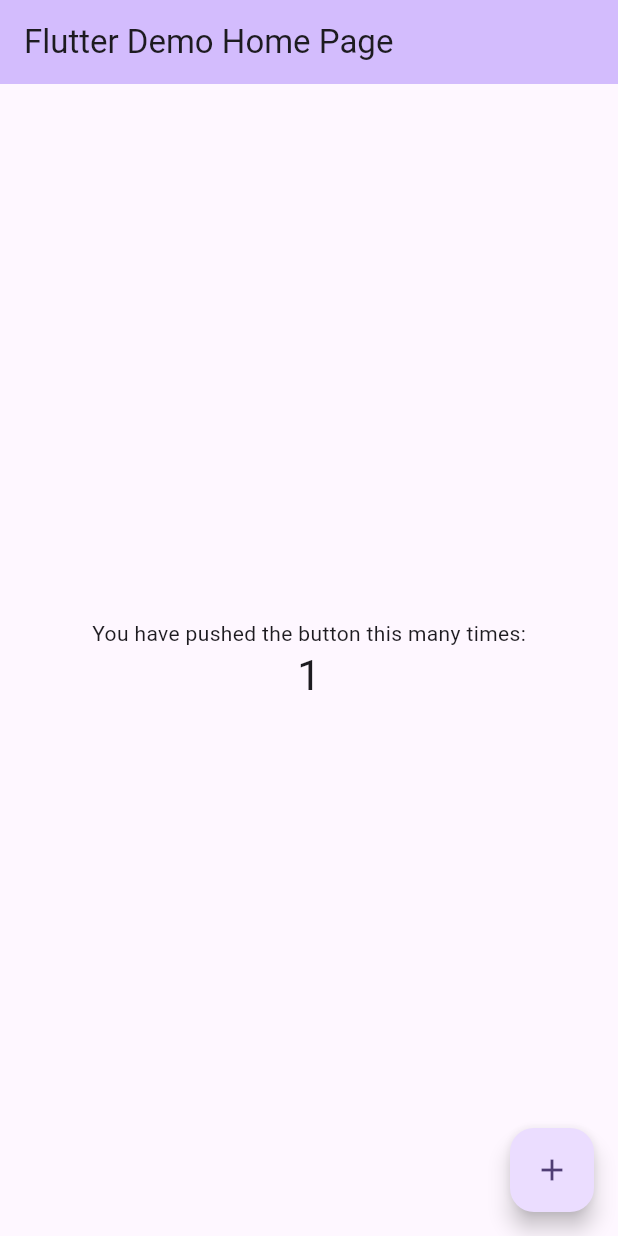
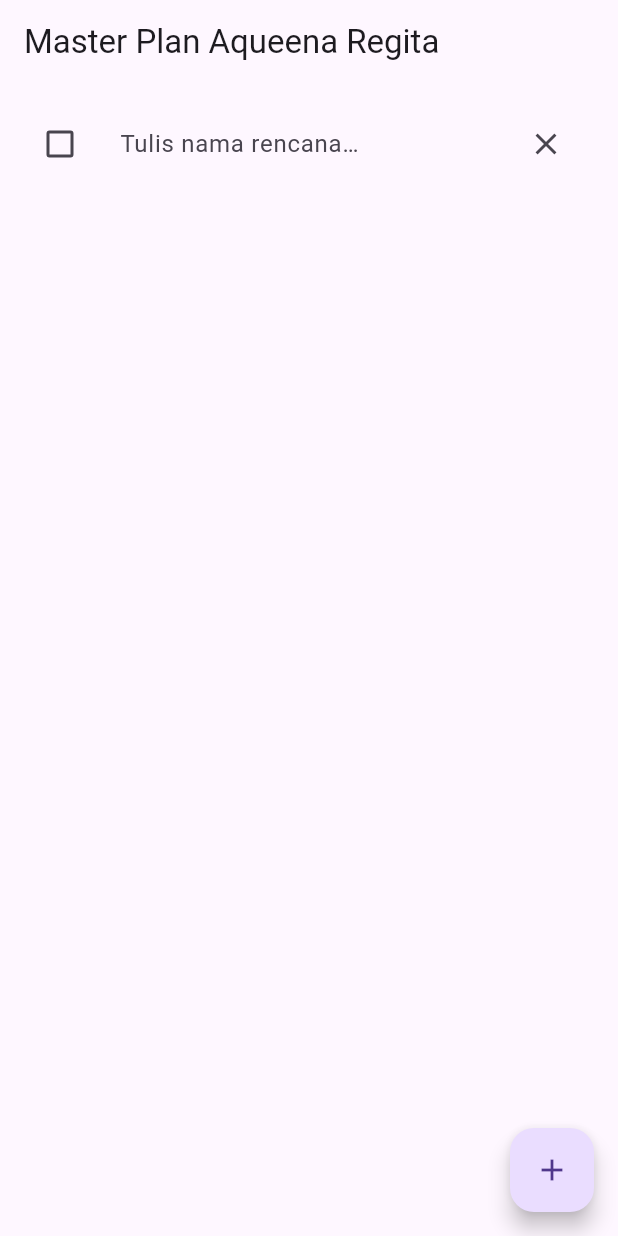
Before and after one commit to aqwenaaa/master_plan, a Flutter app: the screen it shows after launch, after a tap on the "add" icon, on a phone screen of 412 x 824 dp. Run offline on Flutter 3.47's test engine with Material 3 defaults, Android fonts, the phone set to English and light mode, and no system bars.

Commit message:
Praktikum 1: Dasar State dengan Model-View

```diff
--- a/lib/main.dart
+++ b/lib/main.dart
@@ -1,122 +1,16 @@
 import 'package:flutter/material.dart';
+import './views/plan_screen.dart';
 
-void main() {
-  runApp(const MyApp());
-}
+void main() => runApp(MasterPlanApp());
 
-class MyApp extends StatelessWidget {
-  const MyApp({super.key});
+class MasterPlanApp extends StatelessWidget {
+  const MasterPlanApp({super.key});
 
-  // This widget is the root of your application.
   @override
   Widget build(BuildContext context) {
     return MaterialApp(
-      title: 'Flutter Demo',
-      theme: ThemeData(
-        // This is the theme of your application.
-        //
-        // TRY THIS: Try running your application with "flutter run". You'll see
-        // the application has a purple toolbar. Then, without quitting the app,
-        // try changing the seedColor in the colorScheme below to Colors.green
-        // and then invoke "hot reload" (save your changes or press the "hot
-        // reload" button in a Flutter-supported IDE, or press "r" if you used
-        // the command line to start the app).
-        //
-        // Notice that the counter didn't reset back to zero; the application
-        // state is not lost during the reload. To reset the state, use hot
-        // restart instead.
-        //
-        // This works for code too, not just values: Most code changes can be
-        // tested with just a hot reload.
-        colorScheme: ColorScheme.fromSeed(seedColor: Colors.deepPurple),
-      ),
-      home: const MyHomePage(title: 'Flutter Demo Home Page'),
+     theme: ThemeData(primarySwatch: Colors.purple),
+     home: PlanScreen(),
     );
   }
 }
-
-class MyHomePage extends StatefulWidget {
-  const MyHomePage({super.key, required this.title});
-
-  // This widget is the home page of your application. It is stateful, meaning
-  // that it has a State object (defined below) that contains fields that affect
-  // how it looks.
-
-  // This class is the configuration for the state. It holds the values (in this
-  // case the title) provided by the parent (in this case the App widget) and
-  // used by the build method of the State. Fields in a Widget subclass are
-  // always marked "final".
-
-  final String title;
-
-  @override
-  State<MyHomePage> createState() => _MyHomePageState();
-}
-
-class _MyHomePageState extends State<MyHomePage> {
-  int _counter = 0;
-
-  void _incrementCounter() {
-    setState(() {
-      // This call to setState tells the Flutter framework that something has
-      // changed in this State, which causes it to rerun the build method below
-      // so that the display can reflect the updated values. If we changed
-      // _counter without calling setState(), then the build method would not be
-      // called again, and so nothing would appear to happen.
-      _counter++;
-    });
-  }
-
-  @override
-  Widget build(BuildContext context) {
-    // This method is rerun every time setState is called, for instance as done
-    // by the _incrementCounter method above.
-    //
-    // The Flutter framework has been optimized to make rerunning build methods
-    // fast, so that you can just rebuild anything that needs updating rather
-    // than having to individually change instances of widgets.
-    return Scaffold(
-      appBar: AppBar(
-        // TRY THIS: Try changing the color here to a specific color (to
-        // Colors.amber, perhaps?) and trigger a hot reload to see the AppBar
-        // change color while the other colors stay the same.
-        backgroundColor: Theme.of(context).colorScheme.inversePrimary,
-        // Here we take the value from the MyHomePage object that was created by
-        // the App.build method, and use it to set our appbar title.
-        title: Text(widget.title),
-      ),
-      body: Center(
-        // Center is a layout widget. It takes a single child and positions it
-        // in the middle of the parent.
-        child: Column(
-          // Column is also a layout widget. It takes a list of children and
-          // arranges them vertically. By default, it sizes itself to fit its
-          // children horizontally, and tries to be as tall as its parent.
-          //
-          // Column has various properties to control how it sizes itself and
-          // how it positions its children. Here we use mainAxisAlignment to
-          // center the children vertically; the main axis here is the vertical
-          // axis because Columns are vertical (the cross axis would be
-          // horizontal).
-          //
-          // TRY THIS: Invoke "debug painting" (choose the "Toggle Debug Paint"
-          // action in the IDE, or press "p" in the console), to see the
-          // wireframe for each widget.
-          mainAxisAlignment: MainAxisAlignment.center,
-          children: <Widget>[
-            const Text('You have pushed the button this many times:'),
-            Text(
-              '$_counter',
-              style: Theme.of(context).textTheme.headlineMedium,
-            ),
-          ],
-        ),
-      ),
-      floatingActionButton: FloatingActionButton(
-        onPressed: _incrementCounter,
-        tooltip: 'Increment',
-        child: const Icon(Icons.add),
-      ), // This trailing comma makes auto-formatting nicer for build methods.
-    );
-  }
-}
--- /dev/null
+++ b/lib/models/data_layer.dart
@@ -0,0 +1,2 @@
+export 'plan.dart';
+export 'task.dart';
--- /dev/null
+++ b/lib/models/plan.dart
@@ -0,0 +1,8 @@
+import './task.dart';
+
+class Plan {
+  final String name;
+  final List<Task> tasks;
+
+  const Plan({this.name = '', this.tasks = const []});
+}
--- /dev/null
+++ b/lib/models/task.dart
@@ -0,0 +1,9 @@
+class Task {
+  final String description;
+  final bool complete;
+
+  const Task({
+    this.complete = false,
+    this.description = '',
+  });
+}
--- /dev/null
+++ b/lib/views/plan_screen.dart
@@ -0,0 +1,143 @@
+import 'package:flutter/material.dart';
+import '../models/data_layer.dart';
+
+class PlanScreen extends StatefulWidget {
+  const PlanScreen({super.key});
+
+  @override
+  State<PlanScreen> createState() => _PlanScreenState();
+}
+
+class _PlanScreenState extends State<PlanScreen> {
+  // Langkah 6: state utama
+  Plan plan = const Plan();
+
+  // Langkah 10: ScrollController (tanpa listener unfocus otomatis)
+  late final ScrollController scrollController;
+
+  @override
+  void initState() {
+    super.initState();
+    scrollController = ScrollController();
+  }
+
+  @override
+  Widget build(BuildContext context) {
+    return Scaffold(
+      // Ganti dengan nama panggilan Anda
+      appBar: AppBar(title: const Text('Master Plan Aqueena Regita')),
+      body: _buildList(),
+      floatingActionButton: _buildAddTaskButton(),
+    );
+  }
+
+  // Langkah 7: tombol tambah task
+  Widget _buildAddTaskButton() {
+    return FloatingActionButton(
+      child: const Icon(Icons.add),
+      onPressed: () {
+        setState(() {
+          plan = Plan(
+            name: plan.name,
+            tasks: List<Task>.from(plan.tasks)..add(const Task()),
+          );
+        });
+      },
+    );
+  }
+
+  // Langkah 8 + 12: ListView dengan controller & keyboardDismissBehavior
+  Widget _buildList() {
+    if (plan.tasks.isEmpty) {
+      return const Center(
+        child: Text('Belum ada rencana. Ketuk tombol + untuk menambah.'),
+      );
+    }
+
+    // Jika ingin paksa tutup keyboard saat user benar-benar drag,
+    // bisa dibalut NotificationListener<UserScrollNotification>.
+    return ListView.builder(
+      controller: scrollController,
+      keyboardDismissBehavior:
+          Theme.of(context).platform == TargetPlatform.iOS
+              ? ScrollViewKeyboardDismissBehavior.onDrag
+              : ScrollViewKeyboardDismissBehavior.manual,
+      padding: const EdgeInsets.symmetric(vertical: 8),
+      itemCount: plan.tasks.length,
+      itemBuilder: (context, index) {
+        final task = plan.tasks[index];
+        return _buildTaskTile(task, index);
+      },
+    );
+  }
+
+  // Langkah 9: setiap baris task dapat diedit & dicentang
+  Widget _buildTaskTile(Task task, int index) {
+    // KEY HARUS STABIL — jangan masukkan description/complete
+    final fieldKey = ValueKey('task-field-$index');
+
+    return ListTile(
+      leading: Checkbox(
+        value: task.complete,
+        onChanged: (checked) {
+          _updateTaskAt(
+            index,
+            Task(
+              description: task.description,
+              complete: checked ?? false,
+            ),
+          );
+        },
+      ),
+      title: TextFormField(
+        key: fieldKey,
+        initialValue: task.description,
+        decoration: const InputDecoration(
+          hintText: 'Tulis nama rencana…',
+          border: InputBorder.none,
+        ),
+        style: TextStyle(
+          decoration: task.complete ? TextDecoration.lineThrough : null,
+          color: task.complete ? Colors.grey : null,
+        ),
+        onChanged: (text) {
+          _updateTaskAt(
+            index,
+            Task(
+              description: text,
+              complete: task.complete,
+            ),
+          );
+        },
+      ),
+      trailing: IconButton(
+        tooltip: 'Hapus',
+        icon: const Icon(Icons.close),
+        onPressed: () => _removeTaskAt(index),
+      ),
+    );
+  }
+
+  // Helper immutable update
+  void _updateTaskAt(int index, Task newTask) {
+    setState(() {
+      final newTasks = List<Task>.from(plan.tasks);
+      newTasks[index] = newTask;
+      plan = Plan(name: plan.name, tasks: newTasks);
+    });
+  }
+
+  void _removeTaskAt(int index) {
+    setState(() {
+      final newTasks = List<Task>.from(plan.tasks)..removeAt(index);
+      plan = Plan(name: plan.name, tasks: newTasks);
+    });
+  }
+
+  // Langkah 13: bebaskan controller
+  @override
+  void dispose() {
+    scrollController.dispose();
+    super.dispose();
+  }
+}
```
